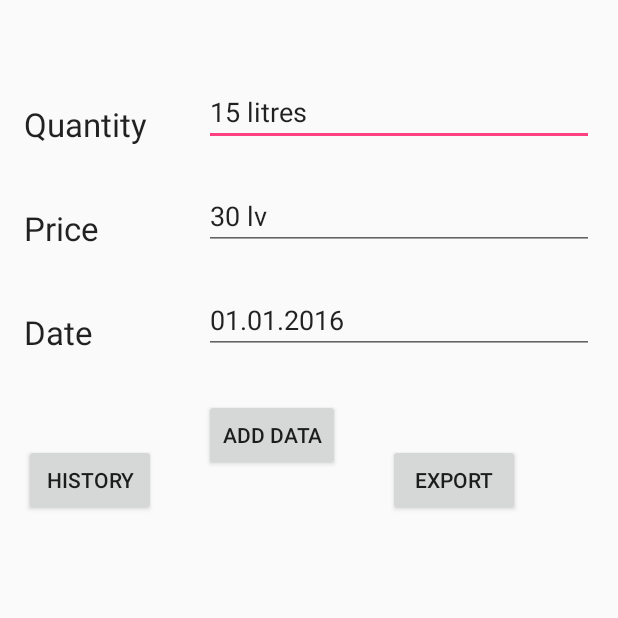
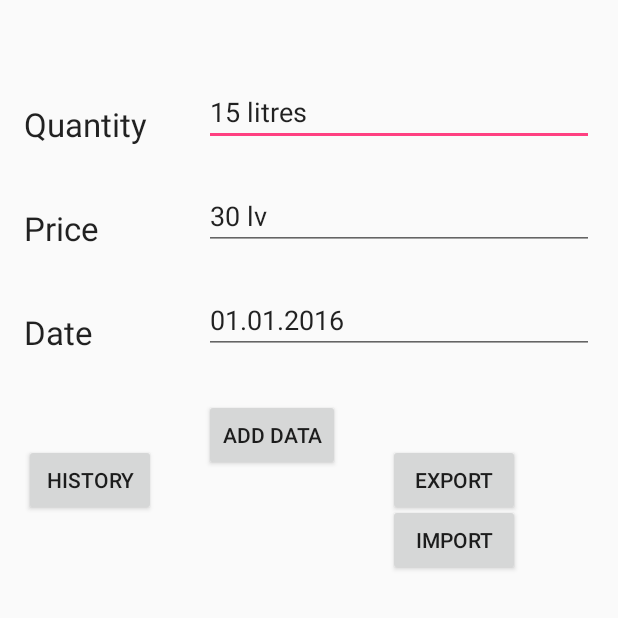
Before and after one commit to SShopkin/DiplomApp, an Android app: the FuelActivity screen opened directly, with no data from a screen before it, on a phone screen of 412 x 824 dp, the top half of it. Run offline under Robolectric (Android 15) with nearby library versions, the phone set to English and light mode, and no system bars.

Commit message:
Import and export the base
Creating opportunity to export and import database of the app, using all
available for device options.

```diff
--- a/CarDesk/app/src/main/res/layout/activity_fuel.xml
+++ b/CarDesk/app/src/main/res/layout/activity_fuel.xml
@@ -102,4 +102,19 @@
         android:layout_marginTop="280dp"
         android:layout_toRightOf="@+id/button_add" />
 
+    <Button
+        android:layout_width="wrap_content"
+        android:layout_height="wrap_content"
+        android:text="Import"
+        android:id="@+id/button_import"
+        android:layout_marginTop="320dp"
+        android:layout_toRightOf="@+id/button_add" />
+
+    <TextView
+        android:id="@+id/textfile"
+        android:layout_width="fill_parent"
+        android:layout_marginTop="320dp"
+        android:layout_height="wrap_content"
+        />
+
 </RelativeLayout>
```
Also changed, not shown: CarDesk/app/src/main/java/com/example/simeo/cardesk/FuelActivity.java (+135 -14 lines).
